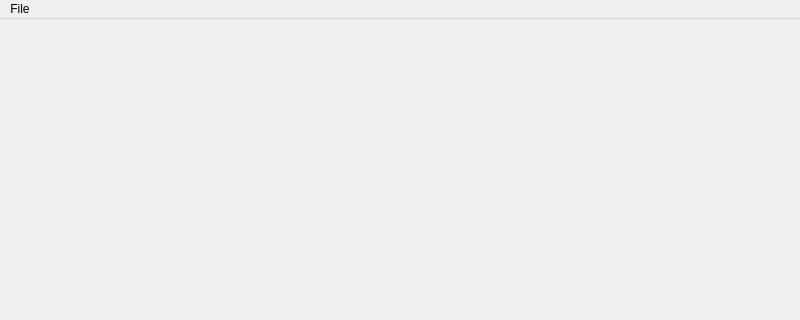
Old version of the form mainwindow.ui in the repository Mohamed-Ibrahim-01/img-filt; both pictures show x 0 to 800 and y 0 to 320 of the 800 by 698 pixel window.
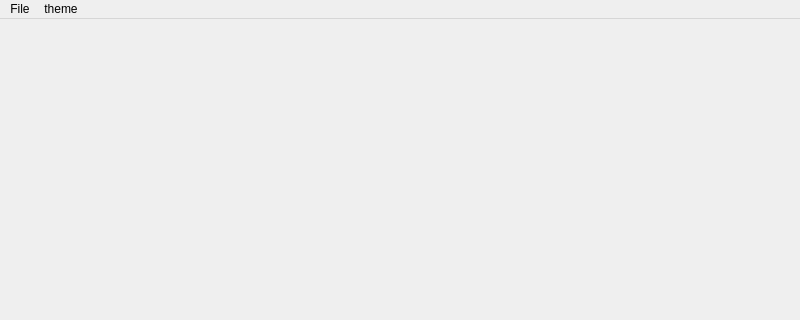
New version of the form.

The edit to the form file:
```diff
--- a/mainwindow.ui
+++ b/mainwindow.ui
@@ -485,7 +485,15 @@
     <addaction name="actionOpen_File"/>
     <addaction name="actionOpen_File_as_greyscale"/>
    </widget>
+   <widget class="QMenu" name="menutheme">
+    <property name="title">
+     <string>theme</string>
+    </property>
+    <addaction name="actiondark"/>
+    <addaction name="actionlight"/>
+   </widget>
    <addaction name="menuFile"/>
+   <addaction name="menutheme"/>
   </widget>
   <widget class="QStatusBar" name="statusbar"/>
   <action name="actionOpen_File">
```
Left out of the diff: 10 changed lines with no effect on the pictures.
